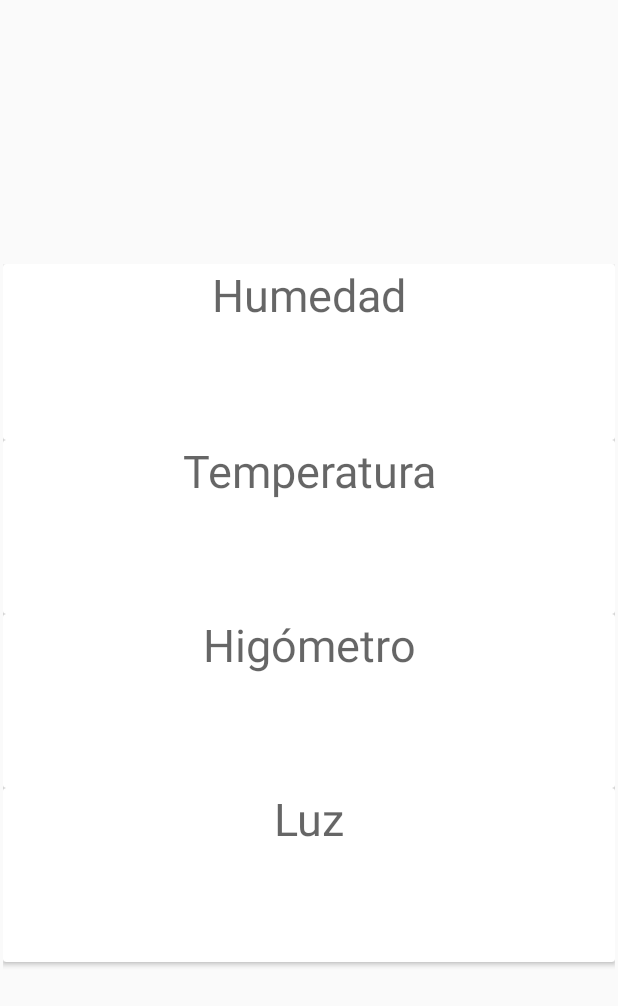
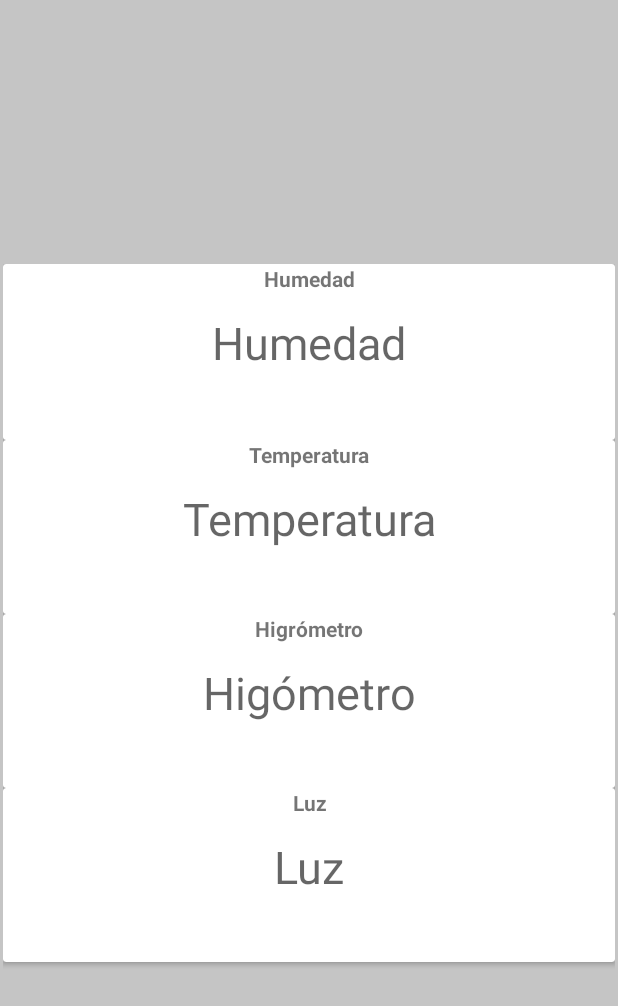
Before and after one commit to JosherBlack/MQTT_revengue, an Android app: the screen it shows after launch (MainActivity), on a phone screen of 412 x 824 dp. Shown: the top 1006 px of the screen. Run offline under Robolectric (Android 15) with nearby library versions, the phone set to English and light mode, and no system bars; libraries missing offline, so code that uses them is left out: org.eclipse.paho; 4 statements that could not run were skipped.

Commit message:
Cambios esteticos numeros 2319481092349

```diff
--- a/app/src/main/res/layout/activity_main.xml
+++ b/app/src/main/res/layout/activity_main.xml
@@ -4,6 +4,7 @@
     xmlns:tools="http://schemas.android.com/tools"
     android:layout_width="match_parent"
     android:layout_height="match_parent"
+    android:background="#C5C5C5"
     tools:context=".MainActivity">
 
     <RelativeLayout
@@ -29,6 +30,19 @@
                 android:layout_width="match_parent"
                 android:layout_height="117dp">
 
+                <LinearLayout
+                    android:layout_width="match_parent"
+                    android:layout_height="match_parent"
+                    android:orientation="vertical">
+
+                    <TextView
+                        android:id="@+id/textView5"
+                        android:layout_width="match_parent"
+                        android:textStyle="bold"
+                        android:layout_height="32dp"
+                        android:gravity="center_horizontal"
+                        android:text="Humedad" />
+
                     <TextView
                         android:id="@+id/tv1"
                         android:layout_width="match_parent"
@@ -36,11 +50,26 @@
                         android:gravity="center_horizontal"
                         android:hint="Humedad"
                         android:textSize="30sp" />
+                </LinearLayout>
+
             </androidx.cardview.widget.CardView>
 
             <androidx.cardview.widget.CardView
                 android:layout_width="match_parent"
                 android:layout_height="116dp">
+
+                <LinearLayout
+                    android:layout_width="match_parent"
+                    android:layout_height="match_parent"
+                    android:orientation="vertical">
+
+                    <TextView
+                        android:id="@+id/textView6"
+                        android:layout_width="match_parent"
+                        android:textStyle="bold"
+                        android:layout_height="32dp"
+                        android:gravity="center_horizontal"
+                        android:text="Temperatura" />
 
                     <TextView
                         android:id="@+id/tv2"
@@ -49,11 +78,26 @@
                         android:gravity="center_horizontal"
                         android:hint="Temperatura"
                         android:textSize="30sp" />
+                </LinearLayout>
+
             </androidx.cardview.widget.CardView>
 
             <androidx.cardview.widget.CardView
                 android:layout_width="match_parent"
                 android:layout_height="116dp">
+
+                <LinearLayout
+                    android:layout_width="match_parent"
+                    android:layout_height="match_parent"
+                    android:orientation="vertical">
+
+                    <TextView
+                        android:id="@+id/textView7"
+                        android:layout_width="match_parent"
+                        android:textStyle="bold"
+                        android:layout_height="32dp"
+                        android:gravity="center_horizontal"
+                        android:text="Higrómetro" />
 
                     <TextView
                         android:id="@+id/tv3"
@@ -62,11 +106,26 @@
                         android:gravity="center_horizontal"
                         android:hint="Higómetro"
                         android:textSize="30sp" />
+                </LinearLayout>
+
             </androidx.cardview.widget.CardView>
 
             <androidx.cardview.widget.CardView
                 android:layout_width="match_parent"
                 android:layout_height="116dp">
+
+                <LinearLayout
+                    android:layout_width="match_parent"
+                    android:layout_height="match_parent"
+                    android:orientation="vertical">
+
+                    <TextView
+                        android:id="@+id/textView8"
+                        android:layout_width="match_parent"
+                        android:textStyle="bold"
+                        android:layout_height="32dp"
+                        android:gravity="center_horizontal"
+                        android:text="Luz" />
 
                     <TextView
                         android:id="@+id/tv4"
@@ -75,6 +134,8 @@
                         android:gravity="center_horizontal"
                         android:hint="Luz"
                         android:textSize="30sp" />
+                </LinearLayout>
+
             </androidx.cardview.widget.CardView>
         </LinearLayout>
     </RelativeLayout>
```
Lines whose indentation alone changed are shown as unchanged.
